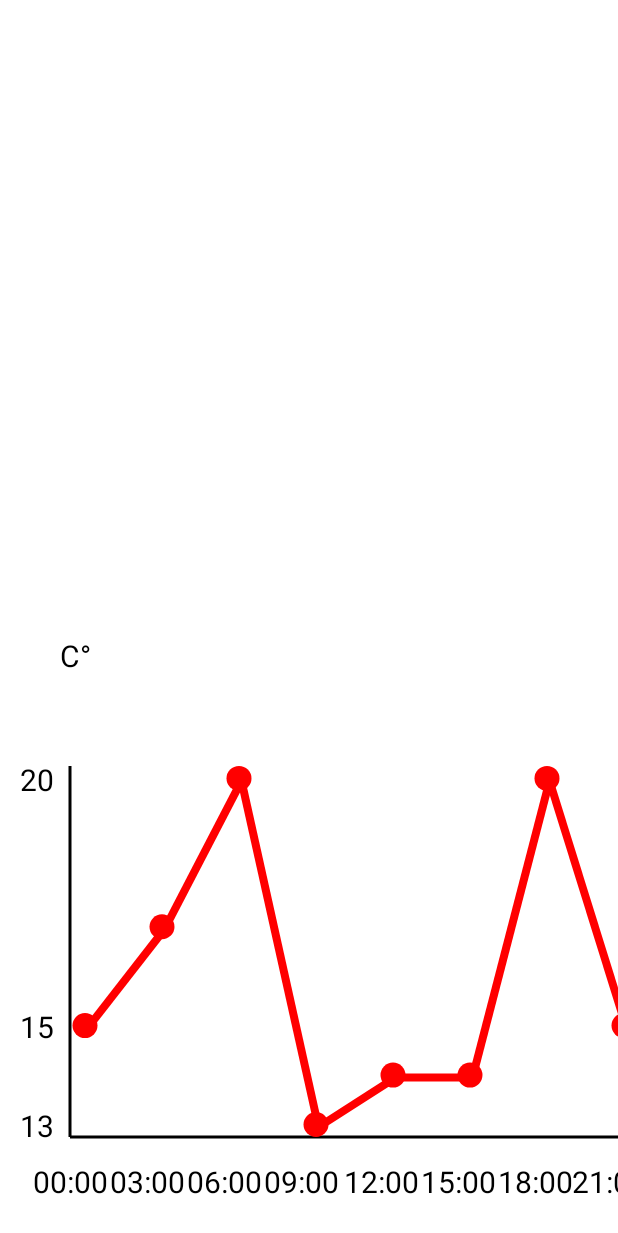
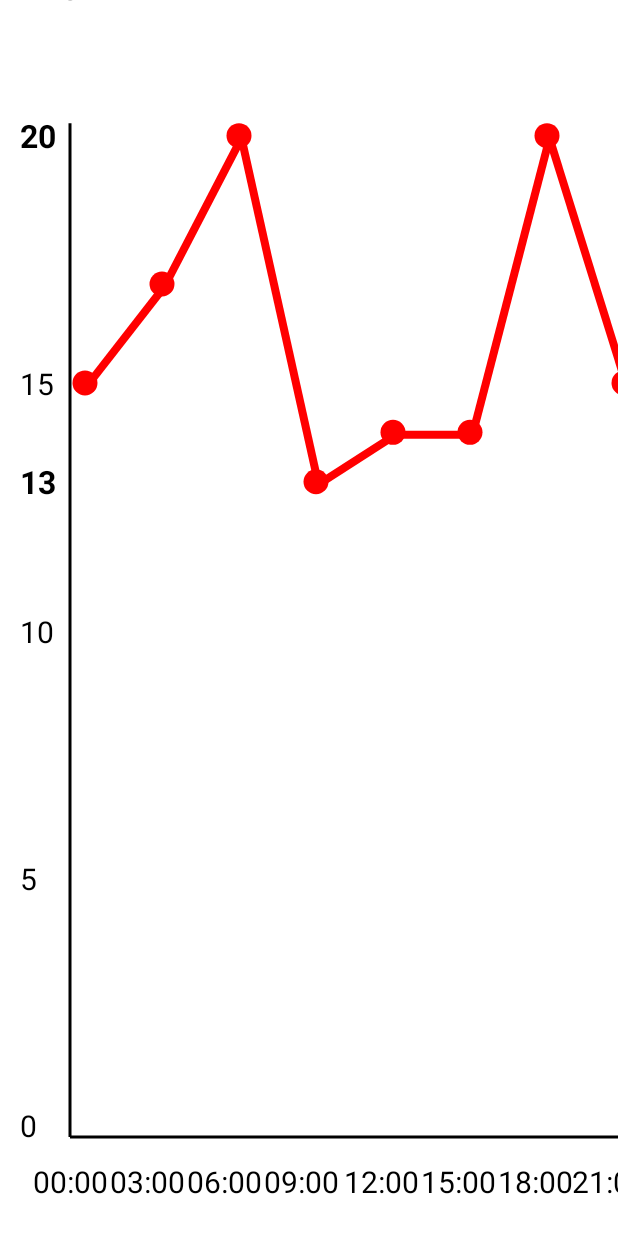
Before and after one commit to FellnerThomas/WeatherApp, an Android app: the ChartActivity screen opened directly, with no data from a screen before it, on a phone screen of 412 x 824 dp. Shown: the top 1233 px of the screen. Run offline under Robolectric (Android 15) with nearby library versions, the light colour scheme and no system bars.

Commit message:
Updated ChartActivity

```diff
--- a/app/src/main/java/fellner/example/fellner/weatherapp/ChartActivity.java
+++ b/app/src/main/java/fellner/example/fellner/weatherapp/ChartActivity.java
@@ -62,32 +62,39 @@ public class ChartActivity extends Activity{
             paintOval.setColor(Color.RED);
 
 
-            Typeface tf = Typeface.create("Calibri",Typeface.NORMAL);
             Paint text = new Paint();
-            text.setTypeface(tf);
+            text.setTypeface(Typeface.create("Calibri",Typeface.NORMAL));
             text.setStyle(Paint.Style.STROKE);
             text.setAntiAlias(true);
             text.setColor(Color.BLACK);
             text.setTextSize(30);
+
+            Paint anfangsText = new Paint(text);
+            anfangsText.setTypeface(Typeface.create("Calibri",Typeface.BOLD));
+            anfangsText.setTextSize(32);
 
             Paint achsen = new Paint();
             achsen.setAntiAlias(true);
             achsen.setColor(Color.BLACK);
             achsen.setStrokeWidth(3);
 
-            float minHeight = this.getMin()*height/25;
+            float minHeight = 0;
+            if(this.getMin() < 0){
+                minHeight = this.getMin()*height/25;
+            }
 
             canvas.drawLine(70, 9*height/10+25, width*7/8 + 85 , 9*height/10+25,achsen); //x Achse
             canvas.drawLine(70, 9*height/10+25, 70, 9*height/10 - this.getMax()*height/25 + minHeight,achsen); //y Achse
 
-            if(this.getMin()%5!=0){
-                canvas.drawText((int)this.getMin()+"", 20, 9*height/10 - this.getMin() * height/25 + 25 + minHeight, text);
+            canvas.drawText((int)this.getMin()+"", 20, 9*height/10 - this.getMin() * height/25 + 25 + minHeight, anfangsText);
+            canvas.drawText((int)this.getMax()+"", 20, 9*height/10 - this.getMax() * height/25 + 25 + minHeight, anfangsText);
+
+            for(float i = minHeight/height*25; i <= Math.ceil(this.getMax() / 5)*5; i+=5){
+                if(i != this.getMin() && i != this.getMax()) {
+                    canvas.drawText((int) i + "", 20, 9 * height / 10 - i * height / 25 + 25 + minHeight, text);
+                }
             }
-
-            for(float i = Math.round(this.getMin()/5)*5; i <= this.getMax(); i+=5){
-                canvas.drawText((int)i+"", 20, 9*height/10 - i * height/25 + 25 + minHeight, text);
-            }
-            canvas.drawText("C°", 60, 9*height/10 - (this.getMax()+2.5f) * height/25 + 25 + minHeight, text);
+            canvas.drawText("C°", 60, 9*height/10 - (this.getMax()+2.5f) * height/25  + minHeight, text);
             float lastX = 0;
             float lastY = 0;
             for (int i = 0; i < temperaturen.length; i++){
```
